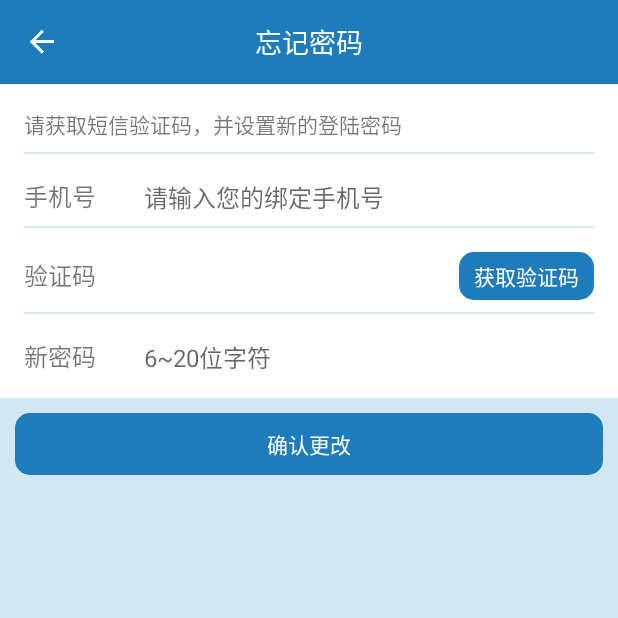
After one commit to chufengma/b2bApp, an Android app: the ResetPasswordActivity screen opened directly, with no data from a screen before it, on a phone screen of 412 x 824 dp, the top half of it. The commit adds this screen. Run offline under Robolectric (Android 15) with nearby library versions, the phone set to English and light mode, and no system bars; our stand-ins replace ButterKnife, EventBus; libraries missing offline, so code that uses them is left out: com.alibaba.fastjson, com.orhanobut.logger, com.xiaomi.channel, com.xiaomi.mipush; 2 statements that could not run were skipped.

Commit message:
add forget password

```diff
--- a/app/src/main/java/com/onefengma/taobuxiu/manager/AuthManager.java
+++ b/app/src/main/java/com/onefengma/taobuxiu/manager/AuthManager.java
@@ -17,8 +17,7 @@ import com.onefengma.taobuxiu.model.events.OnGetMsgCodeEvent;
 import com.onefengma.taobuxiu.utils.SPHelper;
 import com.onefengma.taobuxiu.utils.StringUtils;
 import com.onefengma.taobuxiu.utils.ToastUtils;
-import com.onefengma.taobuxiu.views.LoginActivity;
-import com.onefengma.taobuxiu.views.LoginMainActivity;
+import com.onefengma.taobuxiu.views.auth.LoginMainActivity;
 
 import retrofit2.http.Field;
 import retrofit2.http.FormUrlEncoded;
--- a/app/src/main/java/com/onefengma/taobuxiu/views/LoginMainActivity.java
+++ b/app/src/main/java/com/onefengma/taobuxiu/views/auth/LoginMainActivity.java
@@ -1,4 +1,4 @@
-package com.onefengma.taobuxiu.views;
+package com.onefengma.taobuxiu.views.auth;
 
 import android.os.Bundle;
 import android.widget.ImageView;
--- a/app/src/main/java/com/onefengma/taobuxiu/views/RegisterActivity.java
+++ b/app/src/main/java/com/onefengma/taobuxiu/views/auth/RegisterActivity.java
@@ -1,4 +1,4 @@
-package com.onefengma.taobuxiu.views;
+package com.onefengma.taobuxiu.views.auth;
 
 import android.content.Intent;
 import android.os.Bundle;
--- /dev/null
+++ b/app/src/main/java/com/onefengma/taobuxiu/views/auth/ResetPasswordActivity.java
@@ -0,0 +1,38 @@
+package com.onefengma.taobuxiu.views.auth;
+
+import android.content.Intent;
+import android.os.Bundle;
+import android.support.v7.app.AppCompatActivity;
+import android.widget.EditText;
+import android.widget.TextView;
+
+import com.onefengma.taobuxiu.R;
+import com.onefengma.taobuxiu.views.core.BaseActivity;
+
+import butterknife.BindView;
+import butterknife.ButterKnife;
+
+public class ResetPasswordActivity extends BaseActivity {
+
+    @BindView(R.id.mobile)
+    EditText mobile;
+    @BindView(R.id.msgCode)
+    EditText msgCode;
+    @BindView(R.id.password)
+    EditText password;
+    @BindView(R.id.save)
+    TextView save;
+
+    public static void start(BaseActivity activity) {
+        Intent intent = new Intent(activity, ResetPasswordActivity.class);
+        activity.startActivity(intent);
+    }
+
+    @Override
+    public void onCreate(Bundle savedInstanceState) {
+        super.onCreate(savedInstanceState);
+        setContentView(R.layout.activity_reset_password);
+        ButterKnife.bind(this);
+    }
+
+}
--- /dev/null
+++ b/app/src/main/res/drawable/get_verify_code_bg.xml
@@ -0,0 +1,21 @@
+<?xml version="1.0" encoding="utf-8"?>
+<selector xmlns:android="http://schemas.android.com/apk/res/android">
+    <item android:state_enabled="false">
+        <shape>
+            <corners android:radius="10dip" />
+            <solid android:color="@color/main_bg_trans" />
+        </shape>
+    </item>
+    <item android:state_pressed="true">
+        <shape>
+            <corners android:radius="10dip" />
+            <solid android:color="@color/main_bg_trans" />
+        </shape>
+    </item>
+    <item>
+        <shape>
+            <corners android:radius="10dip" />
+            <solid android:color="@color/main_bg" />
+        </shape>
+    </item>
+</selector>
--- a/app/src/main/res/layout/activity_login.xml
+++ b/app/src/main/res/layout/activity_login.xml
@@ -5,7 +5,7 @@
     xmlns:app="http://schemas.android.com/apk/res-auto"
     android:orientation="vertical"
     android:background="@drawable/ic_login_bg"
-    tools:context="com.onefengma.taobuxiu.views.LoginActivity">
+    tools:context="com.onefengma.taobuxiu.views.auth.LoginActivity">
 
     <com.onefengma.taobuxiu.views.widgets.ToolBar
         android:id="@+id/toolbar"
@@ -83,6 +83,8 @@
     <TextView
         android:padding="@dimen/activity_horizontal_margin"
         android:text="@string/forget_password"
+        android:clickable="true"
+        android:id="@+id/reset_password"
         android:layout_gravity="right"
         android:autoLink="all"
         android:layout_width="wrap_content"
--- a/app/src/main/res/layout/activity_login_main.xml
+++ b/app/src/main/res/layout/activity_login_main.xml
@@ -6,7 +6,7 @@
     android:paddingLeft="20dip"
     android:paddingRight="20dip"
     android:background="@drawable/ic_login_bg"
-    tools:context="com.onefengma.taobuxiu.views.LoginMainActivity">
+    tools:context="com.onefengma.taobuxiu.views.auth.LoginMainActivity">
 
     <ImageView
         android:id="@+id/logo"
--- a/app/src/main/res/layout/activity_register.xml
+++ b/app/src/main/res/layout/activity_register.xml
@@ -5,7 +5,7 @@
     xmlns:app="http://schemas.android.com/apk/res-auto"
     android:orientation="vertical"
     android:background="@drawable/ic_login_bg"
-    tools:context="com.onefengma.taobuxiu.views.LoginActivity">
+    tools:context="com.onefengma.taobuxiu.views.auth.LoginActivity">
 
     <com.onefengma.taobuxiu.views.widgets.ToolBar
         android:id="@+id/toolbar"
--- /dev/null
+++ b/app/src/main/res/layout/activity_reset_password.xml
@@ -0,0 +1,133 @@
+<LinearLayout xmlns:android="http://schemas.android.com/apk/res/android"
+    xmlns:tools="http://schemas.android.com/tools"
+    android:layout_width="match_parent"
+    android:layout_height="match_parent"
+    android:orientation="vertical"
+    xmlns:app="http://schemas.android.com/apk/res-auto"
+    android:background="@color/main_content_bg"
+    tools:context="com.onefengma.taobuxiu.views.auth.ResetPasswordActivity">
+
+    <com.onefengma.taobuxiu.views.widgets.ToolBar
+        app:tool_bar_title="@string/title_activity_reset_password"
+        android:layout_width="match_parent"
+        android:layout_height="@dimen/tool_bar_height" />
+
+    <LinearLayout
+        android:layout_width="match_parent"
+        android:background="@color/white"
+        android:padding="16dip"
+        android:orientation="vertical"
+        android:layout_height="wrap_content">
+
+        <TextView
+            android:text="@string/reset_password_notice"
+            android:layout_width="match_parent"
+            android:layout_height="wrap_content" />
+
+        <View
+            android:layout_width="match_parent"
+            android:layout_marginTop="8dip"
+            android:layout_marginBottom="16dip"
+            android:background="@color/main_content_bg"
+            android:layout_height="1dip" />
+
+        <LinearLayout
+            android:layout_width="match_parent"
+            android:layout_height="wrap_content">
+
+            <TextView
+                android:text="@string/mobile_title"
+                android:layout_width="80dip"
+                android:textSize="16dip"
+                android:layout_height="wrap_content" />
+
+            <EditText
+                android:layout_width="0dip"
+                android:layout_weight="1"
+                android:id="@+id/mobile"
+                android:background="@null"
+                android:textSize="16dip"
+                android:hint="请输入您的绑定手机号"
+                android:layout_height="wrap_content" />
+        </LinearLayout>
+
+
+        <View
+            android:layout_width="match_parent"
+            android:layout_marginTop="8dip"
+            android:layout_marginBottom="16dip"
+            android:background="@color/main_content_bg"
+            android:layout_height="1dip" />
+
+        <LinearLayout
+            android:layout_width="match_parent"
+            android:layout_height="wrap_content">
+
+            <TextView
+                android:text="@string/msg_code_title"
+                android:layout_width="80dip"
+                android:textSize="16dip"
+                android:layout_height="wrap_content" />
+
+            <EditText
+                android:layout_width="0dip"
+                android:layout_weight="1"
+                android:id="@+id/msgCode"
+                android:background="@null"
+                android:textSize="16dip"
+                android:layout_height="wrap_content" />
+
+            <com.onefengma.taobuxiu.views.widgets.CountDownTextView
+                android:text="@string/get_verify_code"
+                android:background="@drawable/get_verify_code_bg"
+                android:paddingLeft="10dip"
+                android:paddingBottom="5dip"
+                android:paddingTop="5dip"
+                android:paddingRight="10dip"
+                android:textColor="@color/white"
+                android:layout_width="wrap_content"
+                android:layout_height="wrap_content" />
+
+        </LinearLayout>
+
+        <View
+            android:layout_width="match_parent"
+            android:layout_marginTop="8dip"
+            android:layout_marginBottom="16dip"
+            android:background="@color/main_content_bg"
+            android:layout_height="1dip" />
+
+        <LinearLayout
+            android:layout_width="match_parent"
+            android:layout_height="wrap_content">
+
+            <TextView
+                android:text="@string/new_pass_title"
+                android:layout_width="80dip"
+                android:textSize="16dip"
+                android:layout_height="wrap_content" />
+
+            <EditText
+                android:layout_width="0dip"
+                android:layout_weight="1"
+                android:id="@+id/password"
+                android:background="@null"
+                android:textSize="16dip"
+                android:hint="@string/pass_hint"
+                android:layout_height="wrap_content" />
+        </LinearLayout>
+    </LinearLayout>
+
+    <TextView
+        android:id="@+id/save"
+        android:layout_width="match_parent"
+        android:text="确认更改"
+        android:layout_margin="10dip"
+        android:gravity="center"
+        android:textColor="@color/white"
+        android:padding="10dip"
+        android:background="@drawable/get_verify_code_bg"
+        android:clickable="true"
+        android:layout_height="wrap_content" />
+
+</LinearLayout>
--- a/app/src/main/res/values/colors.xml
+++ b/app/src/main/res/values/colors.xml
@@ -1,8 +1,12 @@
 <?xml version="1.0" encoding="utf-8"?>
 <resources>
-    <color name="colorPrimary">#1A4251</color>
+    <color name="colorPrimary">@color/main_bg</color>
     <color name="colorPrimaryDark">#000000</color>
-    <color name="colorAccent">#35A790</color>
+    <color name="colorAccent">#1E7CBA</color>
+
+    <color name="main_content_bg">#D2E7F2</color>
+    <color name="main_bg">#1E7CBA</color>
+    <color name="main_bg_trans">#8f1E7CBA</color>
 
     <color name="gray">#cccccc</color>
     <color name="dark_gray">#888888</color>
--- a/app/src/main/res/values/strings.xml
+++ b/app/src/main/res/values/strings.xml
@@ -21,4 +21,10 @@
     <string name="get_verify_code_started">获取中...</string>
     <string name="get_verify_code_desc">%1$s后重新获取</string>
 
+    <string name="title_activity_reset_password">忘记密码</string>
+    <string name="msg_code_title">验证码</string>
+    <string name="pass_hint">6~20位字符</string>
+    <string name="new_pass_title">新密码</string>
+    <string name="reset_password_notice">请获取短信验证码，并设置新的登陆密码</string>
+
 </resources>
```
Also changed, not shown: app/src/main/AndroidManifest.xml (+42 -29 lines), app/src/main/java/com/onefengma/taobuxiu/model/events/OnResetPasswordEvent.java (added, +11 -0 lines), app/src/main/java/com/onefengma/taobuxiu/views/auth/LoginActivity.java (renamed from app/src/main/java/com/onefengma/taobuxiu/views/LoginActivity.java, +7 -2 lines), app/src/main/res/menu/menu_reset_password.xml (renamed from app/src/main/res/layout/fragment_offers.xml, +7 -12 lines).
